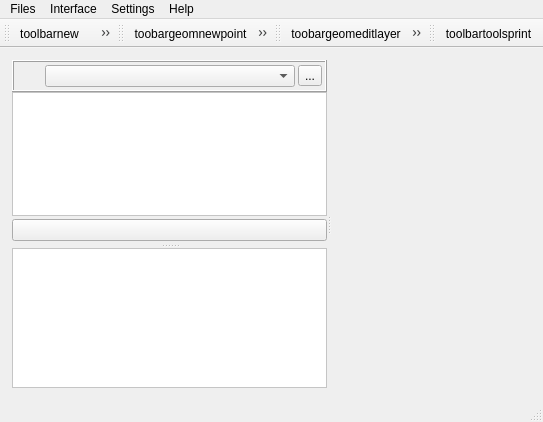
This is Lamia/iface/qgiswidget/ifaceqgswidget.ui in Artelia/Lamia as Qt 5 draws it before an edit. The edited form follows.
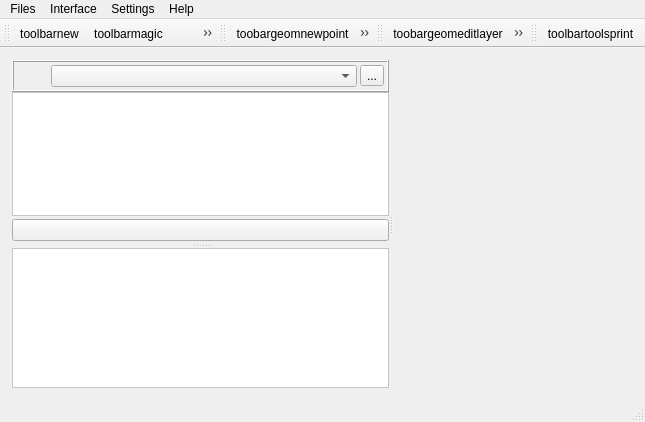
This is the edited form. Icons and pictures are not drawn.

The edit to the form file:
```diff
--- a/Lamia/iface/qgiswidget/ifaceqgswidget.ui
+++ b/Lamia/iface/qgiswidget/ifaceqgswidget.ui
@@ -6,7 +6,7 @@
    <rect>
     <x>0</x>
     <y>0</y>
-    <width>543</width>
+    <width>645</width>
     <height>422</height>
    </rect>
   </property>
@@ -600,7 +600,7 @@
     <rect>
      <x>0</x>
      <y>0</y>
-     <width>543</width>
+     <width>645</width>
      <height>26</height>
     </rect>
    </property>
@@ -689,6 +689,7 @@
     <bool>false</bool>
    </attribute>
    <addaction name="actiontoolbarnew"/>
+   <addaction name="actiontoolbarmagic"/>
    <addaction name="actiontoolbarundo"/>
    <addaction name="actiontoolbardelete"/>
    <addaction name="actiontoolbarsave"/>
@@ -1038,6 +1039,15 @@
     <string>toolbartoolsprint</string>
    </property>
   </action>
+  <action name="actiontoolbarmagic">
+   <property name="icon">
+    <iconset resource="../../resources.qrc">
+     <normaloff>:/plugins/Lamia/icons/magic-wand.png</normaloff>:/plugins/Lamia/icons/magic-wand.png</iconset>
+   </property>
+   <property name="text">
+    <string>toolbarmagic</string>
+   </property>
+  </action>
  </widget>
  <resources>
   <include location="../../resources.qrc"/>
```
